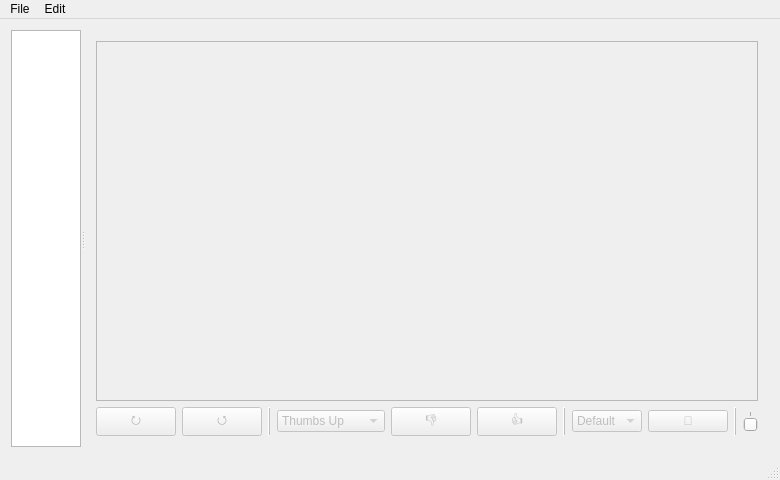
First picture: the form in MainWindow.ui, repository kringg/Asim, before the edit.
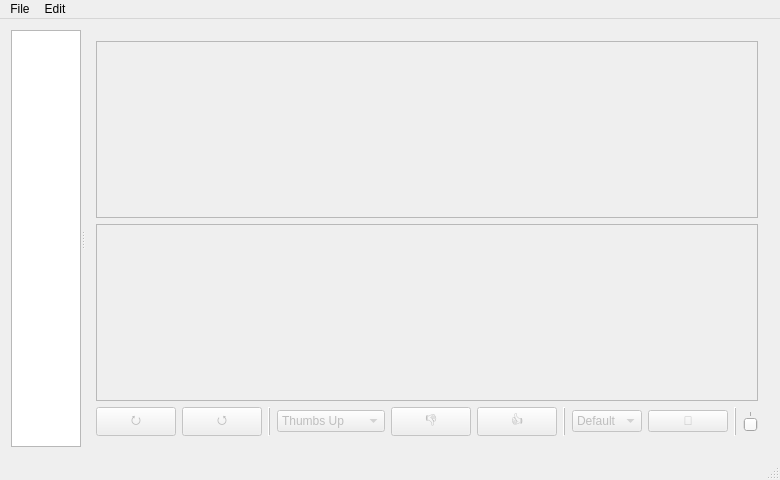
Second picture: the form after the edit. Icons and pictures are not drawn.

Commit message: Implemented new content system... ContentFull still needs to be implemented.

What changed in the file:
```diff
--- a/MainWindow.ui
+++ b/MainWindow.ui
@@ -35,7 +35,24 @@
       <widget class="QWidget" name="gridLayoutWidget">
        <layout class="QVBoxLayout" name="verticalLayout">
         <item>
-         <widget class="QScrollArea" name="scrollArea">
+         <widget class="QScrollArea" name="contentFull">
+          <property name="widgetResizable">
+           <bool>true</bool>
+          </property>
+          <widget class="QWidget" name="scrollAreaWidgetContents">
+           <property name="geometry">
+            <rect>
+             <x>0</x>
+             <y>0</y>
+             <width>607</width>
+             <height>188</height>
+            </rect>
+           </property>
+          </widget>
+         </widget>
+        </item>
+        <item>
+         <widget class="QScrollArea" name="contentThumbs">
           <property name="sizePolicy">
            <sizepolicy hsizetype="Expanding" vsizetype="Expanding">
             <horstretch>1</horstretch>
@@ -54,7 +71,7 @@
              <x>0</x>
              <y>0</y>
              <width>607</width>
-             <height>384</height>
+             <height>188</height>
             </rect>
            </property>
           </widget>
```
Left out of the diff: 1 changed line with no effect on the pictures. The commit also changes 10 other files.
